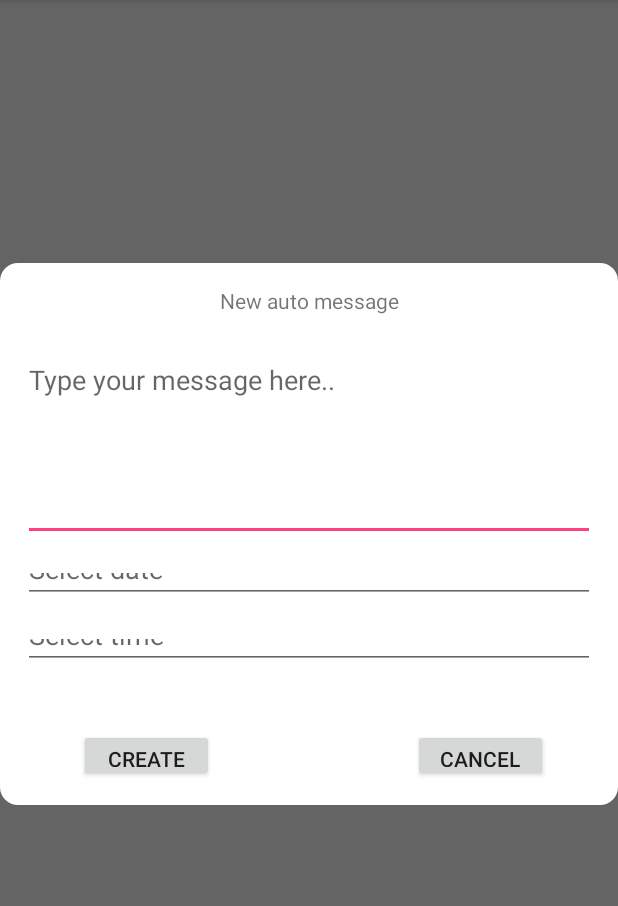
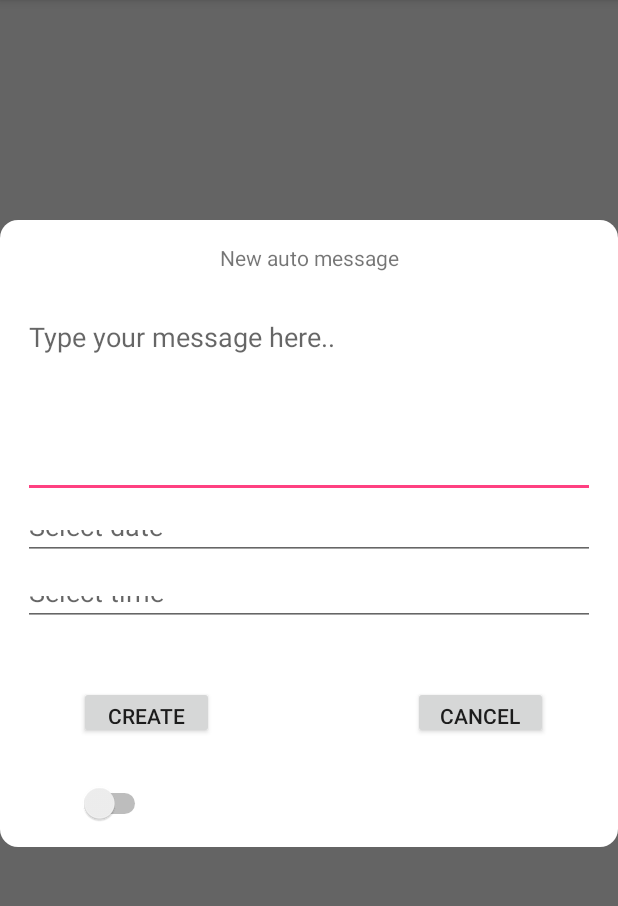
Before and after one commit to AStrand94/Mappe2_Apputvikling, an Android app: the fragment CreateAutoMessage placed in its activity, on a phone screen of 412 x 824 dp, the part 84-990 px from its top. Run offline under Robolectric (Android 15) with nearby library versions, the phone set to English and light mode, and no system bars; our stand-ins replace Room's generated code; libraries missing offline, so code that uses them is left out: com.beardedhen.androidbootstrap; plain views replace BootstrapButton, BootstrapEditText; 17 statements that could not run were skipped.

Commit message:
Added PermissionHelper class. App now grants permissions on start. PermissionHelper needs to implement methods for checking permissions later in the application. Smaller design fixes. MessageSender to have logic for sending SMS.

```diff
--- a/app/src/main/java/com/example/astrand/mappe2_s305036/sms_service/MessageRequest.java
+++ b/app/src/main/java/com/example/astrand/mappe2_s305036/sms_service/MessageRequestDTO.java
@@ -4,17 +4,17 @@ import java.util.ArrayList;
 import java.util.List;
 
 
-public class MessageRequest {
+public class MessageRequestDTO {
 
     List<String> phoneNumbers;
     String message;
 
-    public MessageRequest(List<String> phoneNumbers, String message) {
+    public MessageRequestDTO(List<String> phoneNumbers, String message) {
         this.phoneNumbers = phoneNumbers;
         this.message = message;
     }
 
-    public MessageRequest(){
+    public MessageRequestDTO(){
         phoneNumbers = new ArrayList<>();
     }
 
--- /dev/null
+++ b/app/src/main/java/com/example/astrand/mappe2_s305036/sms_service/PermissionHelper.java
@@ -0,0 +1,48 @@
+package com.example.astrand.mappe2_s305036.sms_service;
+
+import android.Manifest;
+import android.app.Activity;
+import android.content.Context;
+import android.content.pm.PackageManager;
+import android.support.v4.app.ActivityCompat;
+import android.support.v4.content.ContextCompat;
+
+import java.util.ArrayList;
+
+
+public class PermissionHelper {
+
+    public static final String SMS_PERMISSION = Manifest.permission.SEND_SMS;
+    public final static String PHONE_STATE_PERMISSION = Manifest.permission.READ_PHONE_STATE;
+    private final static String BOOT_PERMISSION = Manifest.permission.RECEIVE_BOOT_COMPLETED;
+
+    public static final int PERMISSION_CODE = 1;
+
+    public void loopPermissions(Activity activity){
+
+        ArrayList<String> permissions = new ArrayList<>();
+
+        if (!hasPermission(activity,SMS_PERMISSION)){
+            permissions.add(SMS_PERMISSION);
+        }
+
+        if (!hasPermission(activity,PHONE_STATE_PERMISSION)){
+            permissions.add(PHONE_STATE_PERMISSION);
+        }
+
+        if (!hasPermission(activity,BOOT_PERMISSION)){
+            permissions.add(BOOT_PERMISSION);
+        }
+
+        if (!permissions.isEmpty()) requestPermissions(activity, PERMISSION_CODE, permissions.toArray(new String[permissions.size()]));
+    }
+
+    private void requestPermissions(Activity activity, int requestCode, String... permissions){
+        ActivityCompat.requestPermissions(activity,permissions,requestCode);
+    }
+
+    private boolean hasPermission(Context context, String permission){
+        return ContextCompat.checkSelfPermission(context,permission) == PackageManager.PERMISSION_GRANTED;
+    }
+
+}
--- a/app/src/main/res/layout/frag_auto_message.xml
+++ b/app/src/main/res/layout/frag_auto_message.xml
@@ -32,7 +32,9 @@
         android:layout_below="@+id/auto_msg_txt"
         android:layout_alignParentStart="true"
         android:layout_marginTop="11dp"
-        android:hint="@string/sel_date" />
+        android:hint="@string/sel_date"
+        android:focusable="false"
+        />
 
     <com.beardedhen.androidbootstrap.BootstrapEditText
         android:layout_width="match_parent"
@@ -44,6 +46,7 @@
         android:layout_marginTop="14dp"
         android:hint="@string/sel_time"
         android:editable="false"
+        android:focusable="false"
         />
 
     <!--<DatePicker
@@ -72,4 +75,14 @@
         android:layout_alignTop="@+id/save_auto_msg"
         android:layout_alignParentEnd="true"
         android:layout_marginEnd="31dp" />
+
+    <Switch
+        android:layout_width="wrap_content"
+        android:layout_height="wrap_content"
+        android:id="@+id/is_auto_msg"
+        android:layout_below="@+id/save_auto_msg"
+        android:layout_alignStart="@+id/save_auto_msg"
+        android:layout_marginTop="29dp"
+
+        />
 </RelativeLayout>
--- a/app/src/main/res/values/strings.xml
+++ b/app/src/main/res/values/strings.xml
@@ -25,4 +25,8 @@
     <string name="date_not_set">Date is not set</string>
     <string name="time_not_set">Time is not set</string>
     <string name="time_not_valid">Time is not valid</string>
+    <string name="sms_accept">SMS permissions granted</string>
+    <string name="phone_state_accept">Phone state permissions granted</string>
+    <string name="sms_no_accept">SMS permissions NOT granted</string>
+    <string name="phone_state_no_accept">Phone state permissions NOT granted</string>
 </resources>
```
Also changed, not shown: app/src/main/AndroidManifest.xml (+9 -0 lines), app/src/main/java/com/example/astrand/mappe2_s305036/activities/BaseActivity.java (+24 -0 lines), app/src/main/java/com/example/astrand/mappe2_s305036/sms_service/MessageSender.java (added, +17 -0 lines), 1 other file.
